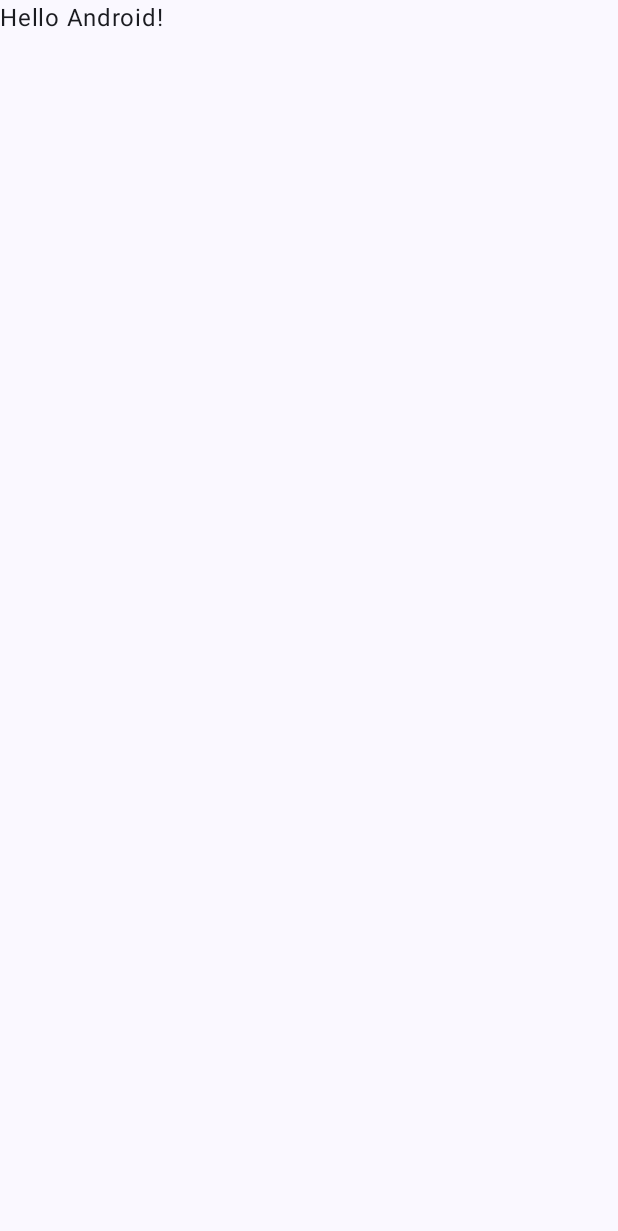
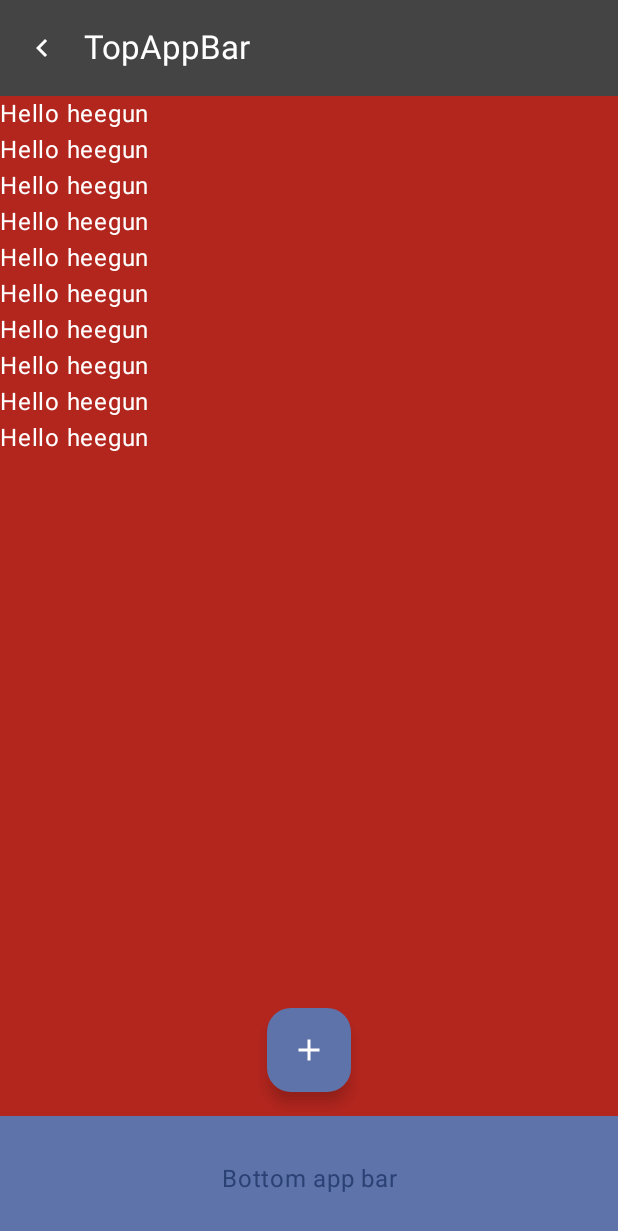
Before and after one commit to heegun0707/ComposeStudy, an Android app built with Jetpack Compose: the screen it shows after launch (MainActivity), on a phone screen of 412 x 824 dp. Before the commit the part shown is almost empty. Shown: the top 1231 px of the screen. Run offline under Robolectric (Android 15) with nearby library versions, the phone set to English and light mode, and no system bars.

Commit message:
feat: Add Scaffold Example

```diff
--- a/app/src/main/java/we/study/composestudy/MainActivity.kt
+++ b/app/src/main/java/we/study/composestudy/MainActivity.kt
@@ -11,6 +11,7 @@ import androidx.compose.material3.Text
 import androidx.compose.runtime.Composable
 import androidx.compose.ui.Modifier
 import androidx.compose.ui.tooling.preview.Preview
+import we.study.composestudy.ui.component.ScaffoldPreview
 import we.study.composestudy.ui.theme.ComposeStudyTheme
 
 class MainActivity : ComponentActivity() {
@@ -19,12 +20,13 @@ class MainActivity : ComponentActivity() {
         enableEdgeToEdge()
         setContent {
             ComposeStudyTheme {
-                Scaffold(modifier = Modifier.fillMaxSize()) { innerPadding ->
-                    Greeting(
-                        name = "Android",
-                        modifier = Modifier.padding(innerPadding)
-                    )
-                }
+                ScaffoldPreview()
+//                Scaffold(modifier = Modifier.fillMaxSize()) { innerPadding ->
+//                    Greeting(
+//                        name = "Android",
+//                        modifier = Modifier.padding(innerPadding)
+//                    )
+//                }
             }
         }
     }
--- a/app/src/main/java/we/study/composestudy/ui/component/ScaffoldComponent.kt
+++ b/app/src/main/java/we/study/composestudy/ui/component/ScaffoldComponent.kt
@@ -8,11 +8,16 @@ import androidx.compose.foundation.verticalScroll
 import androidx.compose.material.icons.Icons
 import androidx.compose.material.icons.filled.Add
 import androidx.compose.material.icons.filled.KeyboardArrowLeft
+import androidx.compose.material3.BottomAppBar
 import androidx.compose.material3.ExperimentalMaterial3Api
+import androidx.compose.material3.FabPosition
 import androidx.compose.material3.FloatingActionButton
 import androidx.compose.material3.Icon
 import androidx.compose.material3.IconButton
+import androidx.compose.material3.MaterialTheme
 import androidx.compose.material3.Scaffold
+import androidx.compose.material3.Snackbar
+import androidx.compose.material3.SnackbarData
 import androidx.compose.material3.Text
 import androidx.compose.material3.TopAppBar
 import androidx.compose.material3.TopAppBarDefaults
@@ -20,7 +25,9 @@ import androidx.compose.material3.TopAppBarDefaults.topAppBarColors
 import androidx.compose.runtime.Composable
 import androidx.compose.ui.Modifier
 import androidx.compose.ui.graphics.Color
+import androidx.compose.ui.text.style.TextAlign
 import androidx.compose.ui.tooling.preview.Preview
+import androidx.compose.ui.unit.dp
 import we.study.composestudy.ui.theme.ComposeStudyTheme
 
 @ExperimentalMaterial3Api
@@ -45,6 +52,18 @@ fun ScaffoldComponent() {
                 ),
                 scrollBehavior = TopAppBarDefaults.pinnedScrollBehavior()
             )
+        }, bottomBar = {
+            BottomAppBar(
+                containerColor = MaterialTheme.colorScheme.primaryContainer,
+                contentColor = MaterialTheme.colorScheme.primary,
+            ) {
+                Text(
+                    modifier = Modifier
+                        .fillMaxWidth(),
+                    textAlign = TextAlign.Center,
+                    text = "Bottom app bar",
+                )
+            }
         }, floatingActionButton = {
             FloatingActionButton(onClick = {}) {
                 Icon(
@@ -52,7 +71,8 @@ fun ScaffoldComponent() {
                     contentDescription = null
                 )
             }
-        }
+        }, floatingActionButtonPosition = FabPosition.Center,
+        containerColor = MaterialTheme.colorScheme.error
     ) { innerPadding ->
         Column(
             modifier = Modifier
@@ -67,7 +87,6 @@ fun ScaffoldComponent() {
     }
 }
 
-
 @OptIn(ExperimentalMaterial3Api::class)
 @Preview(showBackground = true)
 @Composable
```
